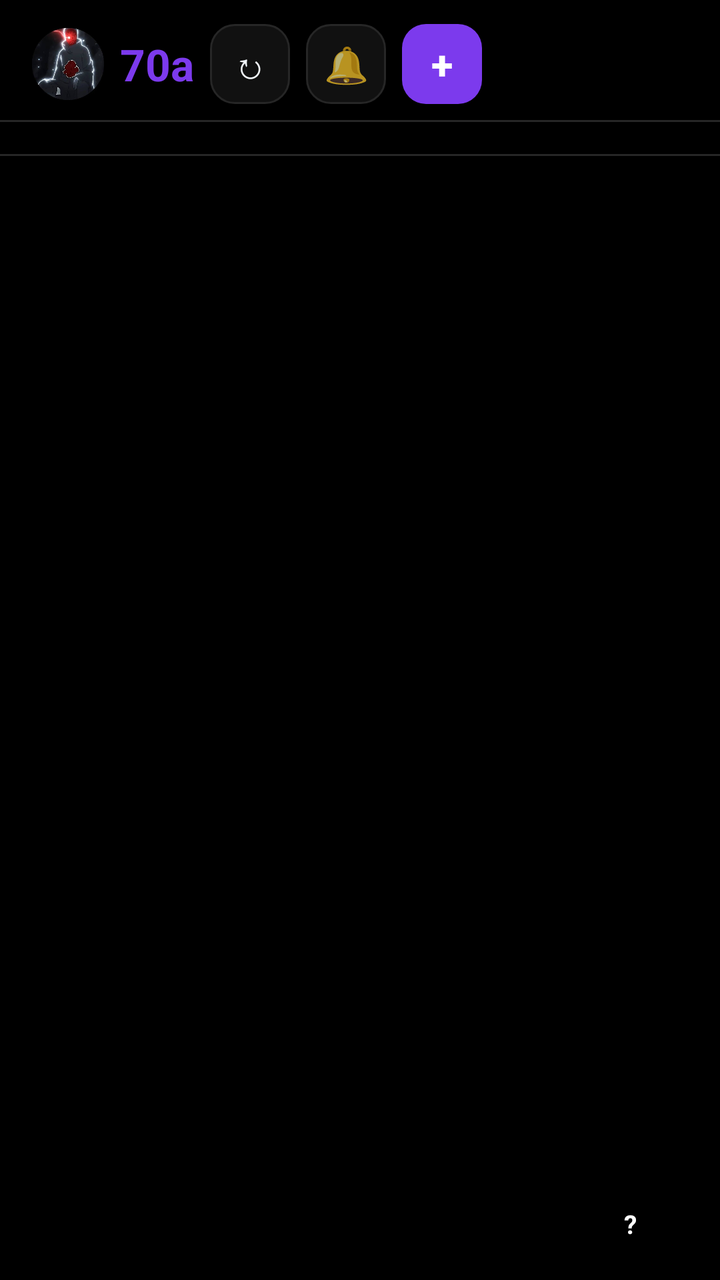
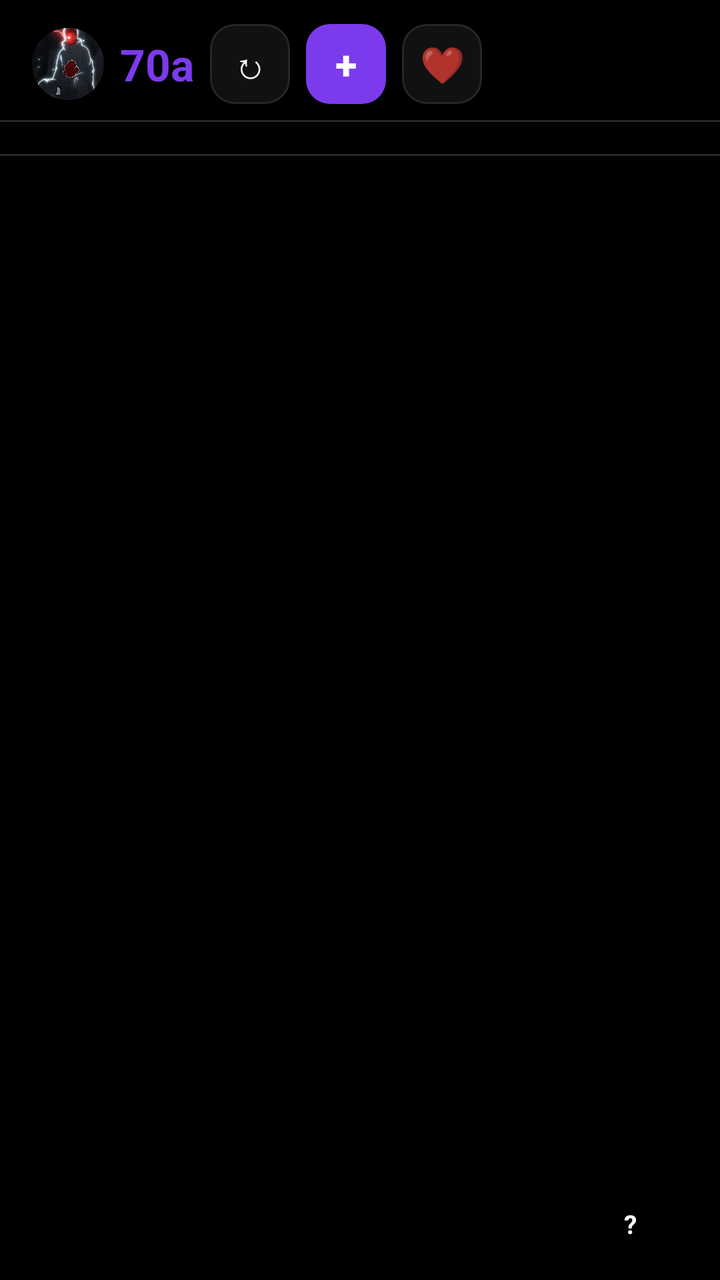

Compare the two renders of this Android layout. The source of the first and the diff that turns it into the second are given below.
<!-- AndroidManifest.xml: application theme Theme.PicStory -->
<!-- res/layout/activity_home.xml -->
<?xml version="1.0" encoding="utf-8"?>
<LinearLayout xmlns:android="http://schemas.android.com/apk/res/android"
    android:layout_width="match_parent"
    android:layout_height="match_parent"
    android:background="@color/background"
    android:orientation="vertical">

    
    <LinearLayout
        android:layout_width="match_parent"
        android:layout_height="wrap_content"
        android:gravity="center_vertical"
        android:orientation="horizontal"
        android:paddingStart="16dp"
        android:paddingEnd="16dp"
        android:paddingTop="12dp"
        android:paddingBottom="8dp">

        <ImageView
            android:layout_width="36dp"
            android:layout_height="36dp"
            android:src="@drawable/logo"
            android:contentDescription="70a logo" />

        <TextView
            android:layout_width="wrap_content"
            android:layout_height="wrap_content"
            android:layout_marginStart="8dp"
            android:text="@string/app_name"
            android:textColor="@color/colorPrimary"
            android:textSize="22sp"
            android:textStyle="bold" />

        <TextView
            android:id="@+id/tvStatus"
            android:layout_width="0dp"
            android:layout_height="wrap_content"
            android:layout_marginStart="12dp"
            android:layout_weight="1"
            android:gravity="end"
            android:textColor="@color/textSecondary"
            android:textSize="13sp"
            android:visibility="gone" />

        <Button
            android:id="@+id/btnRefresh"
            android:layout_width="40dp"
            android:layout_height="40dp"
            android:layout_marginStart="8dp"
            android:background="@drawable/edit_bg"
            android:text="↻"
            android:textColor="@color/textPrimary"
            android:textSize="18sp" />

        
        <FrameLayout
            android:id="@+id/flBell"
            android:layout_width="40dp"
            android:layout_height="40dp"
            android:layout_marginStart="8dp"
            android:background="@drawable/edit_bg"
            android:contentDescription="Notifications">

            <TextView
                android:id="@+id/tvBell"
                android:layout_width="40dp"
                android:layout_height="40dp"
                android:gravity="center"
                android:text="🔔"
                android:textSize="18sp" />

            <TextView
                android:id="@+id/tvNotifBadge"
                android:layout_width="18dp"
                android:layout_height="18dp"
                android:layout_gravity="top|end"
                android:background="@drawable/badge_red"
                android:gravity="center"
                android:text="0"
                android:textColor="@color/white"
                android:textSize="10sp"
                android:textStyle="bold"
                android:visibility="gone" />
        </FrameLayout>

        <Button
            android:id="@+id/btnCreate"
            android:layout_width="40dp"
            android:layout_height="40dp"
            android:layout_marginStart="8dp"
            android:background="@drawable/btn_primary"
            android:text="+"
            android:textColor="@color/white"
            android:textSize="20sp"
            android:textStyle="bold" />
    </LinearLayout>

    <View
        android:layout_width="match_parent"
        android:layout_height="1dp"
        android:background="@color/divider" />

    
    <LinearLayout
        android:id="@+id/tabHome"
        android:layout_width="match_parent"
        android:layout_height="0dp"
        android:layout_weight="1"
        android:orientation="vertical">

        <HorizontalScrollView
            android:layout_width="match_parent"
            android:layout_height="wrap_content"
            android:paddingTop="8dp"
            android:paddingBottom="8dp"
            android:scrollbars="none">

            <LinearLayout
                android:id="@+id/storyRow"
                android:layout_width="wrap_content"
                android:layout_height="wrap_content"
                android:orientation="horizontal"
                android:paddingStart="8dp"
                android:paddingEnd="8dp" />
        </HorizontalScrollView>

        <View
            android:layout_width="match_parent"
            android:layout_height="1dp"
            android:background="@color/divider" />

        <ListView
            android:id="@+id/lvFeed"
            android:layout_width="match_parent"
            android:layout_height="match_parent"
            android:divider="@color/divider"
            android:dividerHeight="1dp" />

        <TextView
            android:id="@+id/tvEmptyFeed"
            android:layout_width="match_parent"
            android:layout_height="match_parent"
            android:gravity="center"
            android:padding="32dp"
            android:text="@string/empty_feed"
            android:textColor="@color/textSecondary"
            android:textSize="15sp"
            android:visibility="gone" />
    </LinearLayout>

    
    <LinearLayout
        android:id="@+id/tabExplore"
        android:layout_width="match_parent"
        android:layout_height="0dp"
        android:layout_weight="1"
        android:orientation="vertical"
        android:visibility="gone">

        <TextView
            android:layout_width="match_parent"
            android:layout_height="wrap_content"
            android:layout_marginStart="16dp"
            android:layout_marginTop="16dp"
            android:text="@string/search_title"
            android:textColor="@color/textPrimary"
            android:textSize="20sp"
            android:textStyle="bold" />

        <TextView
            android:layout_width="match_parent"
            android:layout_height="wrap_content"
            android:layout_marginStart="16dp"
            android:layout_marginTop="4dp"
            android:text="@string/search_hint"
            android:textColor="@color/textSecondary"
            android:textSize="14sp" />

        <EditText
            android:id="@+id/etSearch"
            android:layout_width="match_parent"
            android:layout_height="52dp"
            android:layout_margin="12dp"
            android:background="@drawable/edit_bg"
            android:hint="@string/search_username"
            android:inputType="text"
            android:paddingStart="16dp"
            android:paddingEnd="16dp"
            android:textColor="@color/textPrimary"
            android:textColorHint="@color/textSecondary" />

        <ListView
            android:id="@+id/lvUsers"
            android:layout_width="match_parent"
            android:layout_height="wrap_content"
            android:divider="@color/divider"
            android:dividerHeight="1dp"
            android:visibility="gone" />

        <TextView
            android:id="@+id/tvNoUsers"
            android:layout_width="match_parent"
            android:layout_height="wrap_content"
            android:gravity="center"
            android:padding="24dp"
            android:text="@string/search_hint"
            android:textColor="@color/textSecondary"
            android:textSize="15sp"
            android:visibility="gone" />
    </LinearLayout>

    
    <ScrollView
        android:id="@+id/tabProfile"
        android:layout_width="match_parent"
        android:layout_height="0dp"
        android:layout_weight="1"
        android:visibility="gone">

        <include layout="@layout/profile_content" />
    </ScrollView>

    
    <LinearLayout
        android:layout_width="match_parent"
        android:layout_height="56dp"
        android:background="@color/surface"
        android:orientation="horizontal">

        <ImageButton
            android:id="@+id/navHome"
            android:layout_width="0dp"
            android:layout_height="match_parent"
            android:layout_weight="1"
            android:background="?android:attr/selectableItemBackground"
            android:contentDescription="Home"
            android:scaleType="centerInside"
            android:src="@drawable/ic_nav_home" />

        <ImageButton
            android:id="@+id/navExplore"
            android:layout_width="0dp"
            android:layout_height="match_parent"
            android:layout_weight="1"
            android:background="?android:attr/selectableItemBackground"
            android:contentDescription="Explore"
            android:scaleType="centerInside"
            android:src="@drawable/ic_nav_search" />

        
        <FrameLayout
            android:id="@+id/navMessages"
            android:layout_width="0dp"
            android:layout_height="match_parent"
            android:layout_weight="1"
            android:background="?android:attr/selectableItemBackground"
            android:contentDescription="Messages">

            <FrameLayout
                android:layout_width="wrap_content"
                android:layout_height="wrap_content"
                android:layout_gravity="center">

                <ImageButton
                    android:id="@+id/ivNavMessages"
                    android:layout_width="40dp"
                    android:layout_height="40dp"
                    android:background="@android:color/transparent"
                    android:clickable="false"
                    android:contentDescription="Messages"
                    android:focusable="false"
                    android:scaleType="centerInside"
                    android:src="@drawable/ic_nav_send" />

                <View
                    android:id="@+id/vUnreadDot"
                    android:layout_width="12dp"
                    android:layout_height="12dp"
                    android:layout_gravity="top|end"
                    android:background="@drawable/dot_red"
                    android:clickable="false"
                    android:visibility="gone" />
            </FrameLayout>
        </FrameLayout>

        <FrameLayout
            android:id="@+id/navProfile"
            android:layout_width="0dp"
            android:layout_height="match_parent"
            android:layout_weight="1"
            android:background="?android:attr/selectableItemBackground"
            android:contentDescription="Profile">

            <TextView
                android:id="@+id/navProfileAvatar"
                android:layout_width="32dp"
                android:layout_height="32dp"
                android:layout_gravity="center"
                android:gravity="center"
                android:text="?"
                android:textColor="@color/white"
                android:textSize="13sp"
                android:textStyle="bold" />

            <ImageView
                android:id="@+id/ivNavProfilePhoto"
                android:layout_width="32dp"
                android:layout_height="32dp"
                android:layout_gravity="center"
                android:contentDescription="Profile photo"
                android:visibility="gone" />
        </FrameLayout>
    </LinearLayout>
</LinearLayout>
<!-- res/layout/profile_content.xml (included above) -->
<?xml version="1.0" encoding="utf-8"?>
<LinearLayout xmlns:android="http://schemas.android.com/apk/res/android"
    android:layout_width="match_parent"
    android:layout_height="wrap_content"
    android:orientation="vertical"
    android:padding="16dp">

    <LinearLayout
        android:layout_width="match_parent"
        android:layout_height="wrap_content"
        android:gravity="center_vertical"
        android:orientation="horizontal">

        <TextView
            android:id="@+id/tvAvatar"
            android:layout_width="72dp"
            android:layout_height="72dp"
            android:background="@drawable/avatar_circle"
            android:gravity="center"
            android:text="?"
            android:textColor="@color/white"
            android:textSize="26sp"
            android:textStyle="bold" />

        <ImageView
            android:id="@+id/ivAvatar"
            android:layout_width="72dp"
            android:layout_height="72dp"
            android:contentDescription="Profile photo"
            android:visibility="gone" />

        <LinearLayout
            android:layout_width="0dp"
            android:layout_height="wrap_content"
            android:layout_marginStart="16dp"
            android:layout_weight="1"
            android:orientation="horizontal">

            <LinearLayout
                android:id="@+id/statPosts"
                android:layout_width="0dp"
                android:layout_height="wrap_content"
                android:layout_weight="1"
                android:gravity="center"
                android:orientation="vertical">

                <TextView
                    android:id="@+id/tvPostsCount"
                    android:layout_width="wrap_content"
                    android:layout_height="wrap_content"
                    android:text="0"
                    android:textColor="@color/textPrimary"
                    android:textSize="18sp"
                    android:textStyle="bold" />

                <TextView
                    android:layout_width="wrap_content"
                    android:layout_height="wrap_content"
                    android:text="@string/posts"
                    android:textColor="@color/textSecondary"
                    android:textSize="13sp" />
            </LinearLayout>

            <LinearLayout
                android:id="@+id/statFollowers"
                android:layout_width="0dp"
                android:layout_height="wrap_content"
                android:layout_weight="1"
                android:gravity="center"
                android:orientation="vertical">

                <TextView
                    android:id="@+id/tvFollowersCount"
                    android:layout_width="wrap_content"
                    android:layout_height="wrap_content"
                    android:text="0"
                    android:textColor="@color/textPrimary"
                    android:textSize="18sp"
                    android:textStyle="bold" />

                <TextView
                    android:layout_width="wrap_content"
                    android:layout_height="wrap_content"
                    android:text="@string/followers"
                    android:textColor="@color/textSecondary"
                    android:textSize="13sp" />
            </LinearLayout>

            <LinearLayout
                android:id="@+id/statFollowing"
                android:layout_width="0dp"
                android:layout_height="wrap_content"
                android:layout_weight="1"
                android:gravity="center"
                android:orientation="vertical">

                <TextView
                    android:id="@+id/tvFollowingCount"
                    android:layout_width="wrap_content"
                    android:layout_height="wrap_content"
                    android:text="0"
                    android:textColor="@color/textPrimary"
                    android:textSize="18sp"
                    android:textStyle="bold" />

                <TextView
                    android:layout_width="wrap_content"
                    android:layout_height="wrap_content"
                    android:text="@string/following"
                    android:textColor="@color/textSecondary"
                    android:textSize="13sp" />
            </LinearLayout>
        </LinearLayout>
    </LinearLayout>

    
    <LinearLayout
        android:layout_width="match_parent"
        android:layout_height="wrap_content"
        android:layout_marginTop="12dp"
        android:orientation="vertical">

        <TextView
            android:id="@+id/tvName"
            android:layout_width="wrap_content"
            android:layout_height="wrap_content"
            android:text=""
            android:textColor="@color/textPrimary"
            android:textSize="18sp"
            android:textStyle="bold" />

        <TextView
            android:id="@+id/tvUsername"
            android:layout_width="wrap_content"
            android:layout_height="wrap_content"
            android:text=""
            android:textColor="@color/textSecondary"
            android:textSize="14sp" />

        <TextView
            android:id="@+id/tvBio"
            android:layout_width="match_parent"
            android:layout_height="wrap_content"
            android:layout_marginTop="6dp"
            android:text=""
            android:textColor="@color/textPrimary"
            android:textSize="14sp" />
    </LinearLayout>

    <Button
        android:id="@+id/btnMusic"
        android:layout_width="wrap_content"
        android:layout_height="44dp"
        android:layout_marginTop="12dp"
        android:background="@drawable/edit_bg"
        android:text="▶ Play music"
        android:textColor="@color/textPrimary"
        android:textStyle="bold"
        android:visibility="gone" />

    <LinearLayout
        android:layout_width="match_parent"
        android:layout_height="wrap_content"
        android:layout_marginTop="12dp"
        android:orientation="horizontal">

        <Button
            android:id="@+id/btnFollow"
            android:layout_width="0dp"
            android:layout_height="44dp"
            android:layout_weight="1"
            android:background="@drawable/btn_primary"
            android:text="@string/follow"
            android:textColor="@color/white"
            android:textStyle="bold"
            android:visibility="gone" />

        <Button
            android:id="@+id/btnMessage"
            android:layout_width="0dp"
            android:layout_height="44dp"
            android:layout_marginStart="8dp"
            android:layout_weight="1"
            android:background="@drawable/btn_primary"
            android:text="✉ Message"
            android:textColor="@color/white"
            android:textStyle="bold"
            android:visibility="gone" />

        <Button
            android:id="@+id/btnEditProfile"
            android:layout_width="0dp"
            android:layout_height="44dp"
            android:layout_weight="1"
            android:background="@drawable/edit_bg"
            android:text="@string/edit_profile"
            android:textColor="@color/textPrimary"
            android:textStyle="bold"
            android:visibility="gone" />

        <Button
            android:id="@+id/btnNewHighlight"
            android:layout_width="0dp"
            android:layout_height="44dp"
            android:layout_marginStart="8dp"
            android:layout_weight="1"
            android:background="@drawable/edit_bg"
            android:text="@string/new_highlight"
            android:textColor="@color/textPrimary"
            android:textStyle="bold"
            android:visibility="gone" />
    </LinearLayout>

    <LinearLayout
        android:layout_width="match_parent"
        android:layout_height="wrap_content"
        android:layout_marginTop="8dp"
        android:orientation="horizontal">

        <Button
            android:id="@+id/btnSettings"
            android:layout_width="0dp"
            android:layout_height="44dp"
            android:layout_weight="1"
            android:background="@drawable/edit_bg"
            android:text="@string/settings"
            android:textColor="@color/textPrimary"
            android:textStyle="bold"
            android:visibility="gone" />

        <Button
            android:id="@+id/btnLogout"
            android:layout_width="0dp"
            android:layout_height="44dp"
            android:layout_marginStart="8dp"
            android:layout_weight="1"
            android:background="@drawable/edit_bg"
            android:text="@string/logout"
            android:textColor="@color/danger"
            android:textStyle="bold"
            android:visibility="gone" />
    </LinearLayout>

    <TextView
        android:layout_width="wrap_content"
        android:layout_height="wrap_content"
        android:layout_marginTop="20dp"
        android:text="@string/highlights"
        android:textColor="@color/textPrimary"
        android:textSize="15sp"
        android:textStyle="bold" />

    <HorizontalScrollView
        android:layout_width="match_parent"
        android:layout_height="wrap_content"
        android:layout_marginTop="8dp"
        android:scrollbars="none">

        <LinearLayout
            android:id="@+id/highlightsRow"
            android:layout_width="wrap_content"
            android:layout_height="wrap_content"
            android:orientation="horizontal" />
    </HorizontalScrollView>

    <TextView
        android:id="@+id/tvNoHighlights"
        android:layout_width="match_parent"
        android:layout_height="wrap_content"
        android:layout_marginTop="4dp"
        android:text="@string/no_highlights"
        android:textColor="@color/textSecondary"
        android:textSize="13sp"
        android:visibility="gone" />

    <TextView
        android:layout_width="wrap_content"
        android:layout_height="wrap_content"
        android:layout_marginTop="20dp"
        android:text="@string/posts_title"
        android:textColor="@color/textPrimary"
        android:textSize="15sp"
        android:textStyle="bold" />

    <GridView
        android:id="@+id/gvPosts"
        android:layout_width="match_parent"
        android:layout_height="wrap_content"
        android:layout_marginTop="8dp"
        android:horizontalSpacing="2dp"
        android:numColumns="3"
        android:scrollbars="none"
        android:stretchMode="columnWidth"
        android:verticalSpacing="2dp" />

    <TextView
        android:id="@+id/tvEmptyPosts"
        android:layout_width="match_parent"
        android:layout_height="wrap_content"
        android:gravity="center"
        android:padding="24dp"
        android:text="@string/no_posts"
        android:textColor="@color/textSecondary"
        android:textSize="14sp"
        android:visibility="gone" />
</LinearLayout>
<!-- resources referenced by this layout -->
<resources>
  <color name="background">#000000</color>
  <color name="colorPrimary">#7C3AED</color>
  <color name="danger">#F87171</color>
  <color name="divider">#262626</color>
  <color name="surface">#000000</color>
  <color name="textPrimary">#F1F5F9</color>
  <color name="textSecondary">#94A3B8</color>
  <color name="white">#FFFFFF</color>
  <!-- drawable avatar_circle (drawable) -->
  <?xml version="1.0" encoding="utf-8"?>
  <shape xmlns:android="http://schemas.android.com/apk/res/android"
      android:shape="oval">
      <solid android:color="@color/colorPrimary" />
  </shape>
  <!-- drawable badge_red (drawable) -->
  <?xml version="1.0" encoding="utf-8"?>
  <shape xmlns:android="http://schemas.android.com/apk/res/android"
      android:shape="rectangle">
      <solid android:color="@color/danger" />
      <corners android:radius="12dp" />
  </shape>
  <!-- drawable btn_primary (drawable) -->
  <?xml version="1.0" encoding="utf-8"?>
  <shape xmlns:android="http://schemas.android.com/apk/res/android"
      android:shape="rectangle">
      <solid android:color="@color/colorPrimary" />
      <corners android:radius="12dp" />
  </shape>
  <!-- drawable dot_red (drawable) -->
  <?xml version="1.0" encoding="utf-8"?>
  <shape xmlns:android="http://schemas.android.com/apk/res/android"
      android:shape="oval">
      <solid android:color="@color/danger" />
  </shape>
  <!-- drawable edit_bg (drawable) -->
  <?xml version="1.0" encoding="utf-8"?>
  <shape xmlns:android="http://schemas.android.com/apk/res/android"
      android:shape="rectangle">
      <solid android:color="@color/card" />
      <stroke android:width="1dp" android:color="@color/divider" />
      <corners android:radius="12dp" />
  </shape>
  <!-- drawable ic_nav_home (drawable) -->
  <?xml version="1.0" encoding="utf-8"?>
  <vector xmlns:android="http://schemas.android.com/apk/res/android"
      android:width="28dp"
      android:height="28dp"
      android:viewportWidth="24"
      android:viewportHeight="24">
      <path
          android:fillColor="#000000"
          android:pathData="M12,3 L22,11 L20.5,12.5 L19,11.2 V21 H14.5 V14.5 H9.5 V21 H5 V11.2 L3.5,12.5 L2,11 Z" />
  </vector>
  <!-- drawable ic_nav_send (drawable) -->
  <?xml version="1.0" encoding="utf-8"?>
  <vector xmlns:android="http://schemas.android.com/apk/res/android"
      android:width="28dp"
      android:height="28dp"
      android:viewportWidth="24"
      android:viewportHeight="24">
      <path
          android:fillColor="#000000"
          android:pathData="M2.5,21.5 L22.5,12 L2.5,2.5 L2.5,10 L17,12 L2.5,14 Z" />
  </vector>
  <string name="app_name">70a</string>
  <string name="edit_profile">Edit Profile</string>
  <string name="empty_feed">Follow people to see their photos — try Explore.</string>
  <string name="follow">Follow</string>
  <string name="followers">followers</string>
  <string name="following">following</string>
  <string name="highlights">Highlights</string>
  <string name="logout">Log Out</string>
  <string name="new_highlight">New Highlight</string>
  <string name="no_highlights">No highlights yet — save your stories into one.</string>
  <string name="no_posts">No posts yet.</string>
  <string name="posts">posts</string>
  <string name="posts_title">Posts</string>
  <string name="search_hint">Type a username or name to find people</string>
  <string name="search_title">Search people</string>
  <string name="search_username">Search username</string>
  <string name="settings">Settings</string>
  <color name="card">#111111</color>
  <color name="colorPrimaryDark">#5B21B6</color>
  <color name="colorAccent">#FBBF24</color>
  <!-- unchanged entries left out for length: 3 -->
</resources>

<!-- the commit's change to res/layout/activity_home.xml (unified diff, before → after) -->
@@ -52,9 +52,20 @@
             android:textColor="@color/textPrimary"
             android:textSize="18sp" />
 
+        <Button
+            android:id="@+id/btnCreate"
+            android:layout_width="40dp"
+            android:layout_height="40dp"
+            android:layout_marginStart="8dp"
+            android:background="@drawable/btn_primary"
+            android:text="+"
+            android:textColor="@color/white"
+            android:textSize="20sp"
+            android:textStyle="bold" />
+
         
         <FrameLayout
-            android:id="@+id/flBell"
+            android:id="@+id/flHeart"
             android:layout_width="40dp"
             android:layout_height="40dp"
             android:layout_marginStart="8dp"
@@ -62,11 +73,11 @@
             android:contentDescription="Notifications">
 
             <TextView
-                android:id="@+id/tvBell"
+                android:id="@+id/tvHeart"
                 android:layout_width="40dp"
                 android:layout_height="40dp"
                 android:gravity="center"
-                android:text="🔔"
+                android:text="❤️"
                 android:textSize="18sp" />
 
             <TextView
@@ -82,17 +93,6 @@
                 android:textStyle="bold"
                 android:visibility="gone" />
         </FrameLayout>
-
-        <Button
-            android:id="@+id/btnCreate"
-            android:layout_width="40dp"
-            android:layout_height="40dp"
-            android:layout_marginStart="8dp"
-            android:background="@drawable/btn_primary"
-            android:text="+"
-            android:textColor="@color/white"
-            android:textSize="20sp"
-            android:textStyle="bold" />
     </LinearLayout>
 
     <View
@@ -272,13 +272,21 @@
                     android:scaleType="centerInside"
                     android:src="@drawable/ic_nav_send" />
 
-                <View
-                    android:id="@+id/vUnreadDot"
-                    android:layout_width="12dp"
-                    android:layout_height="12dp"
+                
+                <TextView
+                    android:id="@+id/tvUnreadBadge"
+                    android:layout_width="wrap_content"
+                    android:layout_height="18dp"
                     android:layout_gravity="top|end"
-                    android:background="@drawable/dot_red"
-                    android:clickable="false"
+                    android:background="@drawable/badge_red"
+                    android:gravity="center"
+                    android:minWidth="18dp"
+                    android:paddingStart="3dp"
+                    android:paddingEnd="3dp"
+                    android:text="0"
+                    android:textColor="@color/white"
+                    android:textSize="10sp"
+                    android:textStyle="bold"
                     android:visibility="gone" />
             </FrameLayout>
         </FrameLayout>
<!-- resource entries referenced after the edit -->
@@ -27,12 +27,6 @@
       android:shape="rectangle">
       <solid android:color="@color/colorPrimary" />
       <corners android:radius="12dp" />
-  </shape>
-  <!-- drawable dot_red (drawable) -->
-  <?xml version="1.0" encoding="utf-8"?>
-  <shape xmlns:android="http://schemas.android.com/apk/res/android"
-      android:shape="oval">
-      <solid android:color="@color/danger" />
   </shape>
   <!-- drawable edit_bg (drawable) -->
   <?xml version="1.0" encoding="utf-8"?>
